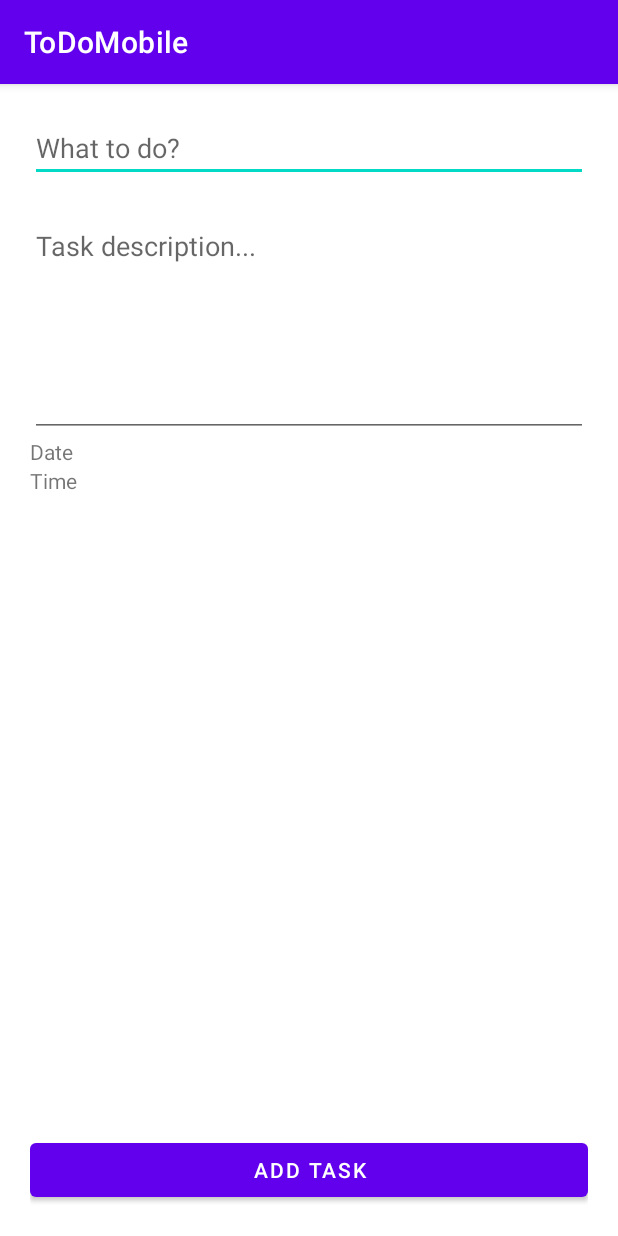
After one commit to EdbertJunus/ToDo---Mobile, an Android app: the AddTaskActivity screen opened directly, with no data from a screen before it, on a phone screen of 412 x 824 dp. The commit adds this screen. Run offline under Robolectric (Android 15) with nearby library versions, the phone set to English and light mode, and no system bars.

```diff
--- a/app/src/main/AndroidManifest.xml
+++ b/app/src/main/AndroidManifest.xml
@@ -9,7 +9,8 @@
         android:roundIcon="@mipmap/ic_launcher_round"
         android:supportsRtl="true"
         android:theme="@style/Theme.ToDoMobile">
-        <activity android:name=".TodoActivity"></activity>
+        <activity android:name=".AddTaskActivity"></activity>
+        <activity android:name=".TaskActivity" />
         <activity
             android:name=".MainActivity"
             android:exported="true">
--- /dev/null
+++ b/app/src/main/java/com/example/todomobile/AddTaskActivity.java
@@ -0,0 +1,100 @@
+package com.example.todomobile;
+
+import androidx.appcompat.app.AppCompatActivity;
+
+import android.app.DatePickerDialog;
+import android.app.TimePickerDialog;
+import android.content.Intent;
+import android.os.Bundle;
+import android.text.format.DateFormat;
+import android.view.View;
+import android.widget.Button;
+import android.widget.DatePicker;
+import android.widget.EditText;
+import android.widget.TextView;
+import android.widget.TimePicker;
+import android.widget.Toast;
+
+import com.example.todomobile.model.TaskItem;
+
+import java.util.Calendar;
+
+import static com.example.todomobile.model.GlobalVariable.taskList;
+
+public class AddTaskActivity extends AppCompatActivity {
+    private EditText etTaskName, etTaskDesc;
+    private TextView tvDate, tvTime;
+    private Button btnAddTask;
+
+    private String date = "";
+    private String time = "";
+    private int myHour = 0;
+    private int myMinute = 0;
+
+    @Override
+    protected void onCreate(Bundle savedInstanceState) {
+        super.onCreate(savedInstanceState);
+        setContentView(R.layout.activity_add_task);
+
+        init();
+    }
+
+    public void init() {
+        etTaskName = findViewById(R.id.addTask_et_taskName);
+        etTaskDesc = findViewById(R.id.addTask_et_taskDesc);
+        tvDate = findViewById(R.id.addTask_tv_date);
+        tvTime = findViewById(R.id.addTask_tv_time);
+        btnAddTask = findViewById(R.id.addTask_btn_addTask);
+
+        Calendar calendar = Calendar.getInstance();
+        int year = calendar.get(Calendar.YEAR);
+        int month = calendar.get(Calendar.MONTH);
+        int day = calendar.get(Calendar.DAY_OF_MONTH);
+
+        tvDate.setOnClickListener(new View.OnClickListener() {
+            @Override
+            public void onClick(View v) {
+                DatePickerDialog datePickerDialog = new DatePickerDialog(AddTaskActivity.this, new DatePickerDialog.OnDateSetListener() {
+                    @Override
+                    public void onDateSet(DatePicker view, int year, int month, int day) {
+                        month = month + 1;
+                        date = day + "/" + month + "/" + year;
+                        tvDate.setText(date);
+                    }
+                }, year, month, day);
+                datePickerDialog.show();
+            }
+        });
+
+        tvTime.setOnClickListener(new View.OnClickListener() {
+            @Override
+            public void onClick(View v) {
+                TimePickerDialog timePickerDialog = new TimePickerDialog(AddTaskActivity.this, new TimePickerDialog.OnTimeSetListener() {
+                    @Override
+                    public void onTimeSet(TimePicker view, int hour, int minute) {
+                        myHour = hour;
+                        myMinute = minute;
+
+                        Calendar calendar = Calendar.getInstance();
+                        calendar.set(0, 0, 0, myHour, myMinute);
+                        time = (String) DateFormat.format("hh:mm aa", calendar);
+                        tvTime.setText(time);
+                    }
+                }, 12, 0, false);
+                timePickerDialog.updateTime(myHour, myMinute);
+                timePickerDialog.show();
+            }
+        });
+
+        btnAddTask.setOnClickListener(new View.OnClickListener() {
+            @Override
+            public void onClick(View v) {
+                taskList.add(new TaskItem("1", etTaskName.getText().toString(), etTaskDesc.getText().toString(), date, "10"));
+                Toast.makeText(AddTaskActivity.this, "Task added!", Toast.LENGTH_SHORT).show();
+
+                Intent intent = new Intent(AddTaskActivity.this, TaskActivity.class);
+                startActivity(intent);
+            }
+        });
+    }
+}
--- a/app/src/main/java/com/example/todomobile/MainActivity.java
+++ b/app/src/main/java/com/example/todomobile/MainActivity.java
@@ -7,6 +7,7 @@ import com.google.firebase.firestore.QuerySnapshot;
 
 import androidx.appcompat.app.AppCompatActivity;
 
+import android.content.Intent;
 import android.os.Bundle;
 
 import java.util.HashMap;
@@ -37,5 +38,8 @@ public class MainActivity extends AppCompatActivity {
                 .set(insertedData);
 
         db.collection("students").add(insertedData);
+
+        Intent intent = new Intent(MainActivity.this, TaskActivity.class);
+        startActivity(intent);
     }
 }
--- /dev/null
+++ b/app/src/main/res/drawable/ic_baseline_add_circle_24.xml
@@ -0,0 +1,5 @@
+<vector android:height="24dp" android:tint="#464759"
+    android:viewportHeight="24" android:viewportWidth="24"
+    android:width="24dp" xmlns:android="http://schemas.android.com/apk/res/android">
+    <path android:fillColor="@android:color/white" android:pathData="M12,2C6.48,2 2,6.48 2,12s4.48,10 10,10 10,-4.48 10,-10S17.52,2 12,2zM17,13h-4v4h-2v-4L7,13v-2h4L11,7h2v4h4v2z"/>
+</vector>
--- /dev/null
+++ b/app/src/main/res/layout/activity_add_task.xml
@@ -0,0 +1,50 @@
+<?xml version="1.0" encoding="utf-8"?>
+<LinearLayout xmlns:android="http://schemas.android.com/apk/res/android"
+    xmlns:tools="http://schemas.android.com/tools"
+    android:layout_width="match_parent"
+    android:layout_height="match_parent"
+    android:orientation="vertical"
+    android:padding="20dp"
+    tools:context=".AddTaskActivity">
+
+    <EditText
+        android:id="@+id/addTask_et_taskName"
+        android:layout_width="match_parent"
+        android:layout_height="wrap_content"
+        android:layout_marginBottom="20dp"
+        android:hint="What to do?" />
+
+    <EditText
+        android:id="@+id/addTask_et_taskDesc"
+        android:layout_width="match_parent"
+        android:layout_height="150dp"
+        android:gravity="top"
+        android:hint="Task description..."
+        android:inputType="text|textMultiLine" />
+
+    <TextView
+        android:id="@+id/addTask_tv_date"
+        android:layout_width="match_parent"
+        android:layout_height="wrap_content"
+        android:text="Date"/>
+
+    <TextView
+        android:id="@+id/addTask_tv_time"
+        android:layout_width="match_parent"
+        android:layout_height="wrap_content"
+        android:text="Time"/>
+
+    <RelativeLayout
+        android:layout_width="match_parent"
+        android:layout_height="match_parent">
+
+        <Button
+            android:id="@+id/addTask_btn_addTask"
+            android:layout_width="match_parent"
+            android:layout_height="wrap_content"
+            android:layout_alignParentBottom="true"
+            android:text="Add Task" />
+
+    </RelativeLayout>
+
+</LinearLayout>
--- a/app/src/main/res/values/strings.xml
+++ b/app/src/main/res/values/strings.xml
@@ -1,3 +1,4 @@
 <resources>
     <string name="app_name">ToDoMobile</string>
+    <string name="task_name">[Task Name]</string>
 </resources>
```
Also changed, not shown: app/src/main/java/com/example/todomobile/TaskActivity.java (added, +47 -0 lines), app/src/main/java/com/example/todomobile/TodoActivity.java (deleted, +0 -14 lines), app/src/main/java/com/example/todomobile/adapter/TaskAdapter.java (added, +63 -0 lines), app/src/main/java/com/example/todomobile/model/GlobalVariable.java (added, +7 -0 lines), app/src/main/res/layout/activity_task.xml (added, +24 -0 lines), app/src/main/res/layout/activity_todo.xml (deleted, +0 -14 lines), app/src/main/res/layout/item_task.xml (renamed from app/src/main/res/layout/item_todo.xml, +6 -6 lines).
